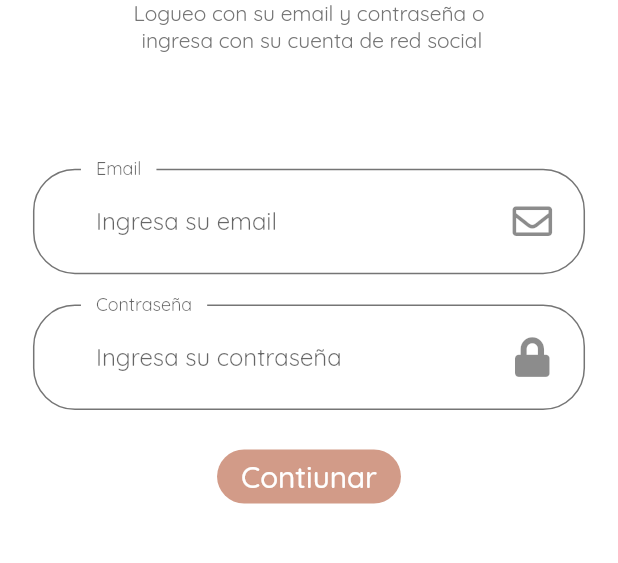
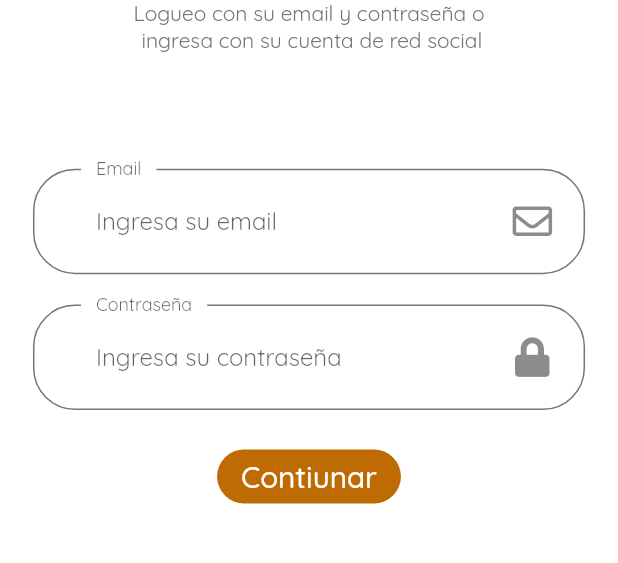
Before and after one commit to tech-andgar/mipeluqueriapp_flutter, a Flutter app: the screen it shows after launch, after a tap on "Contiunar", on a phone screen of 412 x 824 dp, the part 609-1172 px from its top. Run offline on Flutter 3.47's test engine with Material 2 defaults, Android fonts, the phone set to English and light mode, and no system bars; our stand-ins replace flutter_svg, font_awesome_flutter.

Commit message:
Updated Color

```diff
--- a/lib/constants.dart
+++ b/lib/constants.dart
@@ -1,11 +1,27 @@
 import 'package:flutter/material.dart';
 
 const kTextTitleApp = 'Mi PeluqueriApp';
-const kPrimaryColor = Color(0xFFD29B88);
+// 1° OPTION
+// const kPrimaryColor = Color(0xFF2F5E66);
+// const kSecondaryColor = Color(0xFFD29B88);
+
+// 2° OPTION
+const kPrimaryColor = Color(0xFFBF6B04);
+const kSecondaryColor = Color(0xFF024873);
+// const kPrimaryColor = Color(0xFFA64F03);
+// const kPrimaryColor = Color(0xFFD9B29C);
+// const kPrimaryColor = Color(0xFF260101);
+
+// 3° OPTION
+// const kSecondaryColor = Color(0xFF024873);
+// const kSecondaryColor = Color(0xFF03658C);
+// const kPrimaryColor = Color(0xFF03A66A);
+// const kPrimaryColor = Color(0xFFBF8B78);
+// const kSecondaryColor = Color(0xFFA6453C);
+
 const kPrimaryLightColor = Color(0xFFFFECDF);
 const kPrimaryGradientColor =
     LinearGradient(begin: Alignment.topLeft, end: Alignment.bottomRight, colors: [Color(0xFFFA53E), Color(0xFFFF7643)]);
-const kSecondaryColor = Color(0xFF2F5E66);
 const kTextColor = Color(0xFF757575);
 
 const kAnimationDuration = Duration(milliseconds: 200);
```
